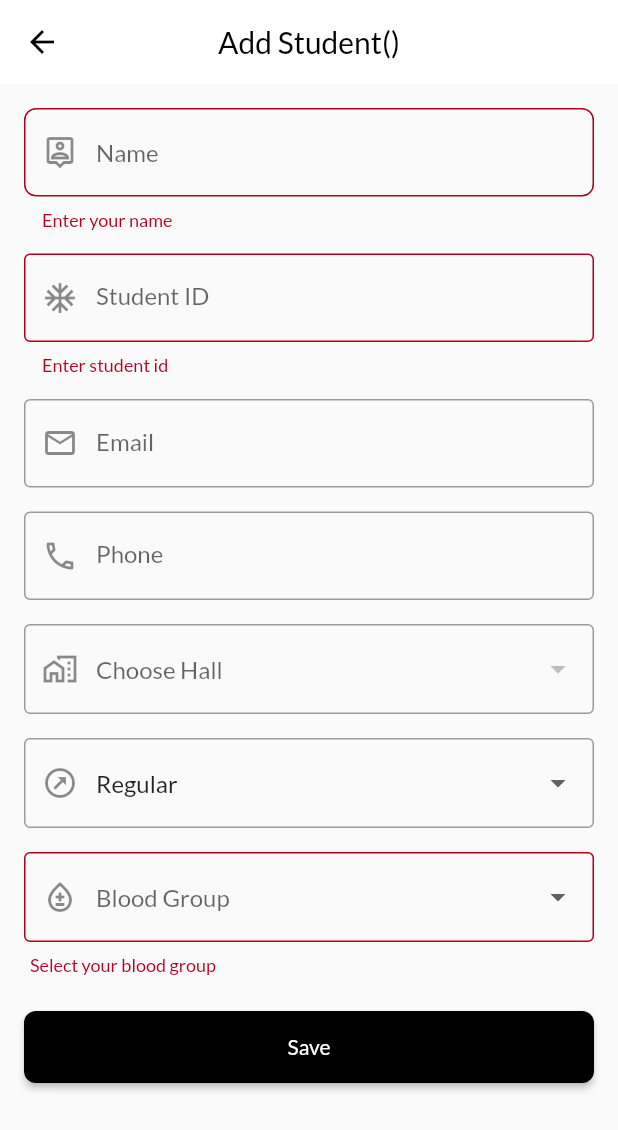
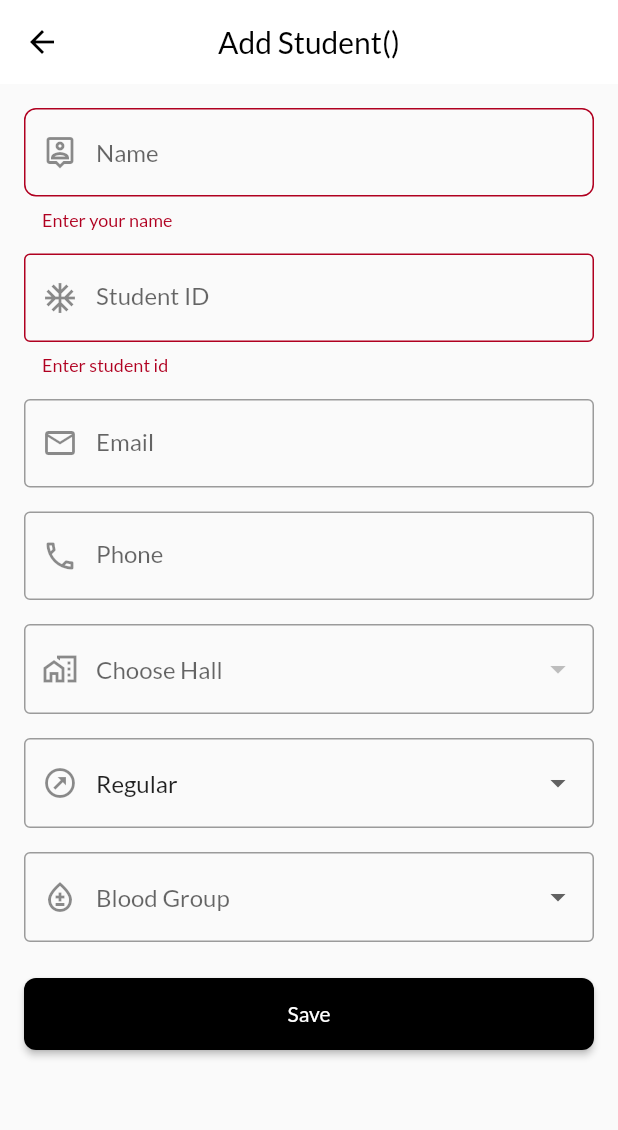
Before and after one commit to sofolitltd/campus_assistant, a Flutter app: the AddStudent screen opened directly with empty values, after a tap on "Save", on a phone screen of 412 x 824 dp. Shown: the top 1130 px of the screen. Run offline on Flutter 3.47's test engine with Material 2 defaults, Android fonts, the light colour scheme and no system bars; our stand-ins replace cached_network_image, cloud_firestore, dio, file_picker, firebase_auth, firebase_core and 9 more; accounts and stored records are empty.

Commit message:
fix add, edit std - blood,

```diff
--- a/lib/screens/home/student/add_student.dart
+++ b/lib/screens/home/student/add_student.dart
@@ -257,8 +257,8 @@ class _AddStudentState extends State<AddStudent> {
                       _selectedBloodGroup = value;
                     });
                   },
-                  validator: (value) =>
-                      value == null ? "Select your blood group" : null,
+                  // validator: (value) =>
+                  //     value == null ? "Select your blood group" : null,
                   items: kBloodGroup.map((String val) {
                     return DropdownMenuItem(
                       value: val,
@@ -293,7 +293,9 @@ class _AddStudentState extends State<AddStudent> {
                               email: _emailController.text.isEmpty
                                   ? ''
                                   : _emailController.text.trim(),
-                              blood: _selectedBloodGroup.toString(),
+                              blood: _selectedBloodGroup == null
+                                  ? ''
+                                  : _selectedBloodGroup!,
                               imageUrl: '',
                               token: createToken(
                                   batch: widget.selectedBatch, id: id),
--- a/lib/screens/home/student/edit_student.dart
+++ b/lib/screens/home/student/edit_student.dart
@@ -261,8 +261,8 @@ class _EditStudentState extends State<EditStudent> {
                       _selectedBloodGroup = value;
                     });
                   },
-                  validator: (value) =>
-                      value == null ? "Select your blood group" : null,
+                  // validator: (value) =>
+                  //     value == null ? "Select your blood group" : null,
                   items: kBloodGroup.map((String val) {
                     return DropdownMenuItem(
                       value: val,
@@ -295,7 +295,9 @@ class _EditStudentState extends State<EditStudent> {
                               email: _emailController.text.isEmpty
                                   ? ''
                                   : _emailController.text.trim(),
-                              blood: _selectedBloodGroup.toString(),
+                              blood: _selectedBloodGroup == null
+                                  ? ''
+                                  : _selectedBloodGroup!,
                               imageUrl: '',
                               token: widget.studentModel.token,
                               //regular = 1, irregular = 2,
```
